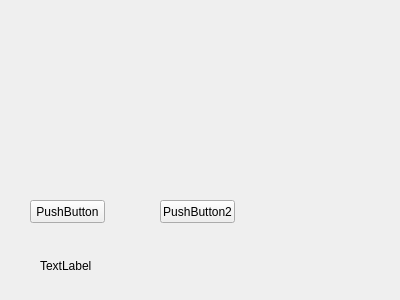
First picture: the form in 25QClassThread/widget.ui, repository yacbo/QTmythreadPool, before the edit.
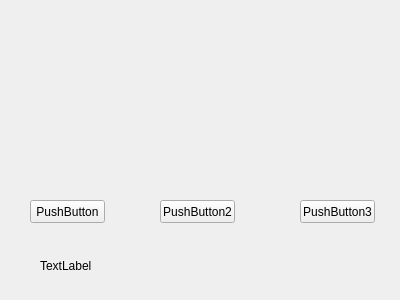
Second picture: the form after the edit.

```diff
--- a/25QClassThread/widget.ui
+++ b/25QClassThread/widget.ui
@@ -52,6 +52,19 @@
     <string>TextLabel</string>
    </property>
   </widget>
+  <widget class="QPushButton" name="pushButton_3">
+   <property name="geometry">
+    <rect>
+     <x>300</x>
+     <y>200</y>
+     <width>75</width>
+     <height>23</height>
+    </rect>
+   </property>
+   <property name="text">
+    <string>PushButton3</string>
+   </property>
+  </widget>
  </widget>
  <layoutdefault spacing="6" margin="11"/>
  <resources/>
```
